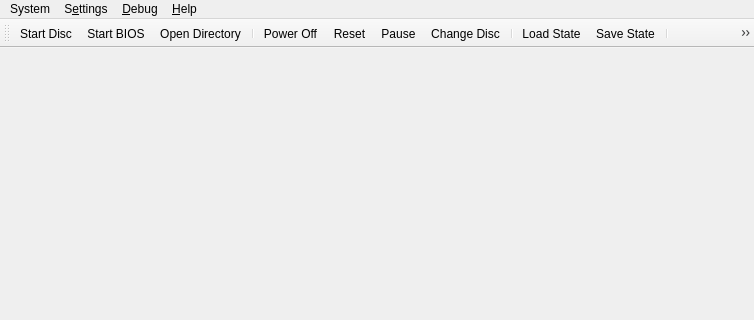
Qt form src/duckstation-qt/mainwindow.ui (kofxi3584karlayang/duckstation) before a commit; both pictures show x 0 to 754 and y 0 to 320 of the 754 by 600 pixel window.
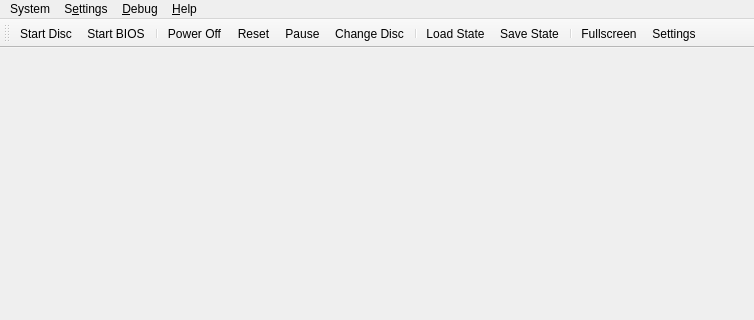
The same form after that commit. Icons and pictures are not drawn.

Commit message: Qt: Hook up 'Add Game List Directory' function

```diff
--- a/src/duckstation-qt/mainwindow.ui
+++ b/src/duckstation-qt/mainwindow.ui
@@ -150,7 +150,6 @@
    </attribute>
    <addaction name="actionStartDisc"/>
    <addaction name="actionStartBios"/>
-   <addaction name="actionOpenDirectory"/>
    <addaction name="separator"/>
    <addaction name="actionPowerOff"/>
    <addaction name="actionReset"/>
@@ -357,7 +356,7 @@
      <normaloff>:/icons/edit-find.png</normaloff>:/icons/edit-find.png</iconset>
    </property>
    <property name="text">
-    <string>Open Directory...</string>
+    <string>Add Game Directory...</string>
    </property>
   </action>
   <action name="actionSettings">
```
Left out of the diff: 4 changed lines with no effect on the pictures. The commit also changes 5 other files.
